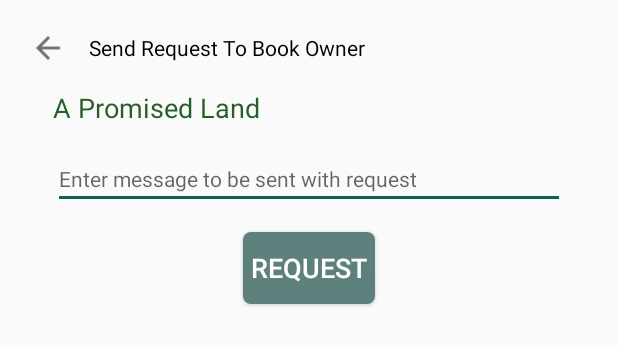
After one commit to HeranSemere/BookHub, an Android app: the layout request_dialoge.xml on its own in the app's theme, with its tools: preview values and no code run, on a phone screen of 412 x 824 dp. The commit adds this screen. Shown: the top 345 px of the screen. Run offline under Robolectric (Android 15) with nearby library versions, the phone set to English and light mode, and no system bars.

Commit message:
Request dialoge added

```diff
--- a/app/src/main/java/com/binaryninja/readerhub/ui/mybooks/BookDetail.kt
+++ b/app/src/main/java/com/binaryninja/readerhub/ui/mybooks/BookDetail.kt
@@ -1,12 +1,16 @@
 package com.binaryninja.readerhub.ui.mybooks
 
+import android.app.AlertDialog
 import android.content.Intent
 import androidx.appcompat.app.AppCompatActivity
 import android.os.Bundle
+import android.view.LayoutInflater
 import androidx.core.content.ContextCompat
 import com.binaryninja.readerhub.OwnersBooks
 import com.binaryninja.readerhub.R
 import kotlinx.android.synthetic.main.activity_book_detail.*
+import kotlinx.android.synthetic.main.filter_dialoge.view.*
+import kotlinx.android.synthetic.main.request_dialoge.view.*
 
 class BookDetail : AppCompatActivity() {
     override fun onCreate(savedInstanceState: Bundle?) {
@@ -21,5 +25,23 @@
             val intent = Intent(this, OwnersBooks::class.java)
             ContextCompat.startActivity(this, intent, null)
         }
+
+        requestAlert.setOnClickListener {
+            val filterDialogView= LayoutInflater.from(this).inflate(R.layout.request_dialoge,null)
+
+            val mBuilder= AlertDialog.Builder(this)
+                .setView(filterDialogView)
+
+            val mAlertDialog=mBuilder.show()
+
+            filterDialogView.dialogeRequestBackImage.setOnClickListener {
+
+                mAlertDialog.dismiss()
+            }
+
+            filterDialogView.requestButton.setOnClickListener {
+                mAlertDialog.dismiss()
+            }
+        }
     }
 }
--- a/app/src/main/res/layout/activity_book_detail.xml
+++ b/app/src/main/res/layout/activity_book_detail.xml
@@ -106,6 +106,7 @@
                 </LinearLayout>
 
                 <Button
+                    android:id="@+id/requestAlert"
                     android:layout_marginTop="10dp"
                     android:textColor="@color/white"
                     android:layout_gravity="center_horizontal"
--- /dev/null
+++ b/app/src/main/res/layout/request_dialoge.xml
@@ -0,0 +1,70 @@
+<?xml version="1.0" encoding="utf-8"?>
+<LinearLayout android:orientation="vertical"
+    android:padding="20dp"
+    xmlns:android="http://schemas.android.com/apk/res/android"
+    android:layout_width="match_parent"
+    android:layout_height="match_parent"
+    xmlns:app="http://schemas.android.com/apk/res-auto">
+
+    <LinearLayout
+        android:layout_width="match_parent"
+        android:layout_height="wrap_content"
+        android:orientation="horizontal">
+        <ImageView
+
+            android:id="@+id/dialogeRequestBackImage"
+            android:layout_width="wrap_content"
+            android:layout_height="wrap_content"
+            android:clickable="true"
+            app:srcCompat="@drawable/path" />
+        <TextView
+
+            android:id="@+id/textView"
+            android:layout_width="wrap_content"
+            android:layout_height="match_parent"
+            android:layout_marginStart="15dp"
+            android:layout_weight="1"
+            android:gravity="center_vertical"
+            android:text="Send Request To Book Owner"
+            android:textColor="#000000"
+            android:textSize="14sp"
+            />
+
+
+
+
+    </LinearLayout>
+
+    <TextView
+        android:layout_marginTop="15dp"
+        android:id="@+id/requestDialogeBookName"
+        android:layout_width="wrap_content"
+        android:layout_height="wrap_content"
+        android:layout_marginStart="15dp"
+        android:text="A Promised Land"
+        android:textColor="#265E28"
+        android:textSize="18sp"
+        />
+    <EditText
+        android:layout_marginTop="15dp"
+        android:inputType="textMultiLine"
+        android:id="@+id/requestDialogeMessage"
+        android:layout_width="match_parent"
+        android:layout_height="wrap_content"
+        android:layout_marginStart="15dp"
+        android:layout_marginEnd="15dp"
+        android:hint="Enter message to be sent with request"
+        android:textColor="#000000"
+        android:textSize="14sp"
+        />
+    <Button
+        android:layout_marginTop="15dp"
+        android:layout_gravity="center_horizontal"
+        style="@style/ButtonTheme"
+        android:id="@+id/requestButton"
+        android:layout_width="wrap_content"
+        android:layout_height="wrap_content"
+        android:text="Request"/>
+
+
+</LinearLayout>
```
